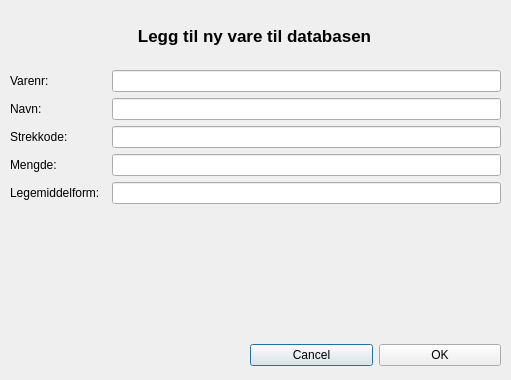
Old version of the form app/ui/add_vare.ui in the repository stupedama/ApotekHoldbarhet.
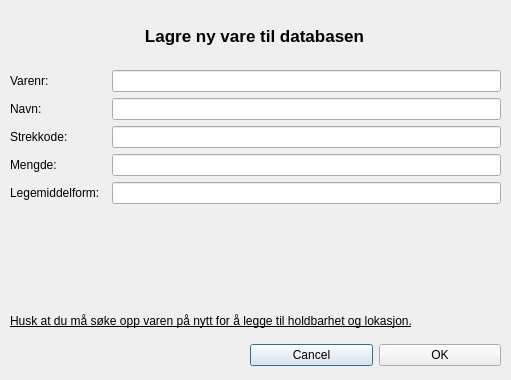
New version of the form. Icons and pictures are not drawn.

```diff
--- a/app/ui/add_vare.ui
+++ b/app/ui/add_vare.ui
@@ -63,7 +63,7 @@
        </font>
       </property>
       <property name="text">
-       <string>Legg til ny vare til databasen</string>
+       <string>Lagre ny vare til databasen</string>
       </property>
       <property name="alignment">
        <set>Qt::AlignCenter</set>
@@ -175,6 +175,30 @@
     </item>
    </layout>
   </widget>
+  <widget class="QWidget" name="horizontalLayoutWidget_4">
+   <property name="geometry">
+    <rect>
+     <x>10</x>
+     <y>310</y>
+     <width>500</width>
+     <height>21</height>
+    </rect>
+   </property>
+   <layout class="QHBoxLayout" name="horizontalLayout_4">
+    <item>
+     <widget class="QLabel" name="label_information">
+      <property name="font">
+       <font>
+        <underline>true</underline>
+       </font>
+      </property>
+      <property name="text">
+       <string>Husk at du må søke opp varen på nytt for å legge til holdbarhet og lokasjon.</string>
+      </property>
+     </widget>
+    </item>
+   </layout>
+  </widget>
  </widget>
  <resources>
   <include location="../images.qrc"/>
```
Left out of the diff: 6 changed lines with no effect on the pictures.
